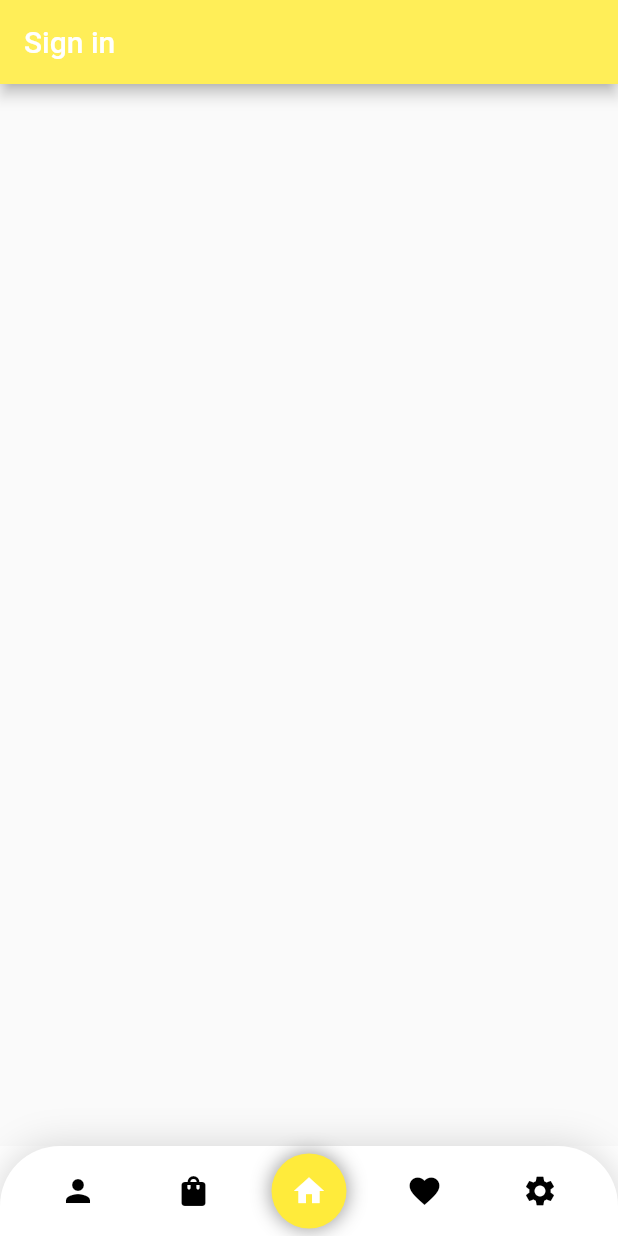
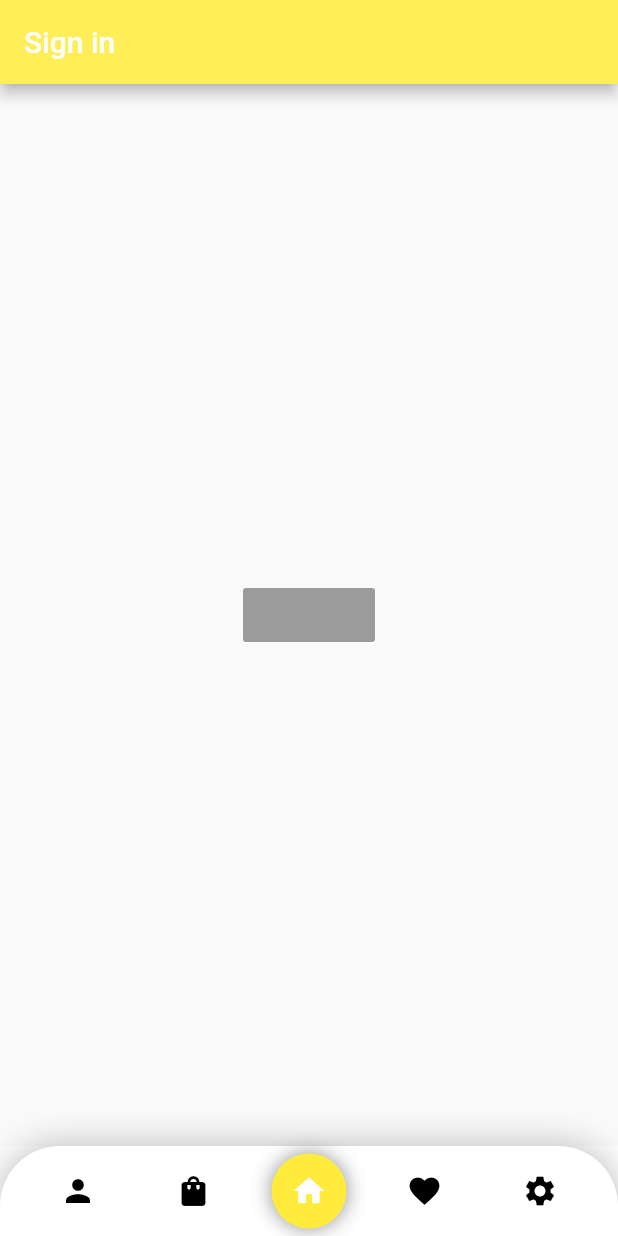
Before and after one commit to tontanh/app1, a Flutter app: the screen it shows after launch, on a phone screen of 412 x 824 dp. Run offline on Flutter 3.47's test engine with Material 2 defaults, Android fonts, the phone set to English and light mode, and no system bars.

Commit message:
new change

```diff
--- a/lib/home_page.dart
+++ b/lib/home_page.dart
@@ -10,7 +10,10 @@ class Homepage extends StatelessWidget {
         ),
         backgroundColor: Colors.yellow[400],
       ),
-      body: Column(),
+      body: Center(
+          child: RaisedButton(
+        textColor: Colors.yellow,
+      )),
       bottomNavigationBar: Container(
           height: 60,
           color: Colors.white,
@@ -23,7 +26,7 @@ class Homepage extends StatelessWidget {
                 ),
                 boxShadow: [
                   BoxShadow(
-                      blurRadius: 20, color: Colors.grey[350], spreadRadius: 1)
+                      blurRadius: 20, color: Colors.grey[400], spreadRadius: 1)
                 ]),
             child: Row(
               mainAxisAlignment: MainAxisAlignment.spaceEvenly,
```
